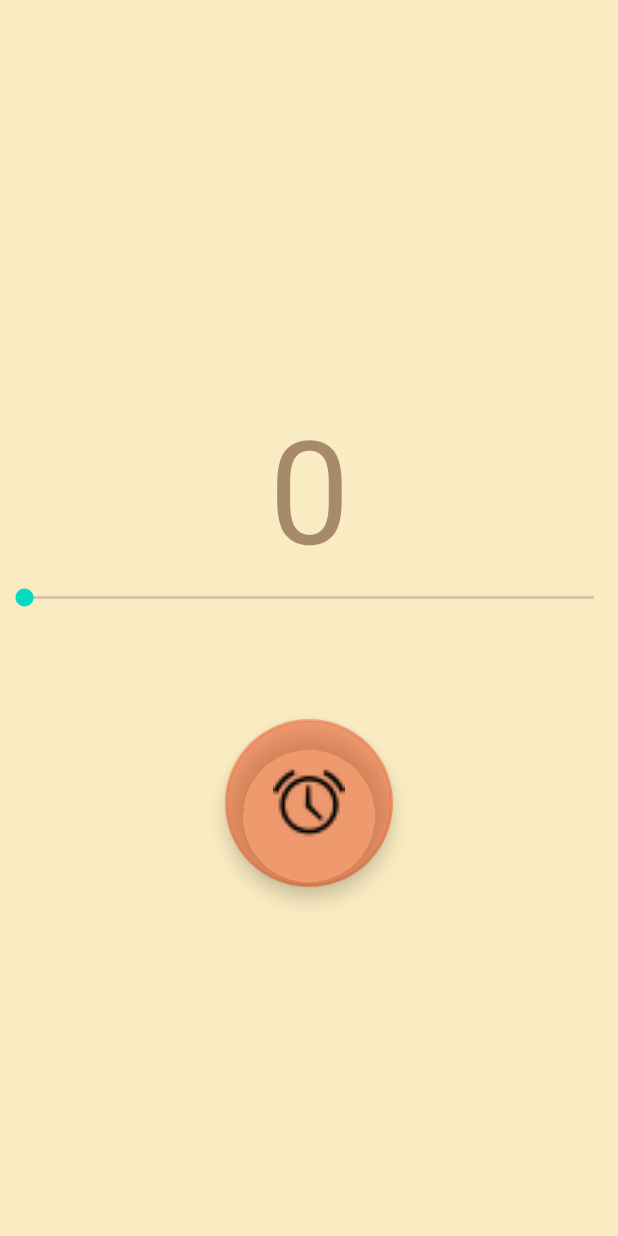
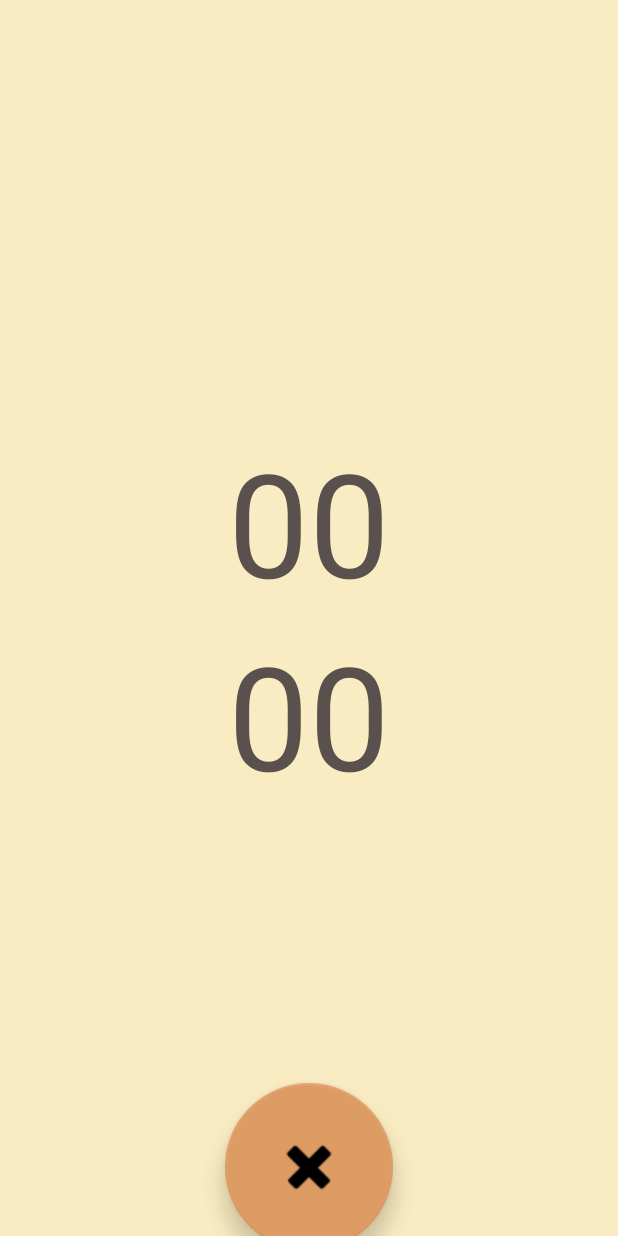
Before and after one commit to LauriNomtak/SimpleCountdown, an Android app: the layout activity_timer2.xml on its own in the app's theme, with its tools: preview values and no code run, on a phone screen of 412 x 824 dp. Run offline under Robolectric (Android 15) with nearby library versions, the phone set to English and light mode, and no system bars.

Commit message:
Testing FrameLayout

```diff
--- a/app/src/main/java/com/example/simplecountdown/MainActivity.java
+++ b/app/src/main/java/com/example/simplecountdown/MainActivity.java
@@ -42,8 +42,8 @@ public class MainActivity extends AppCompatActivity {
         clockButton.setOnClickListener(new View.OnClickListener() {
             @Override
             public void onClick(View v) {
-                Intent intent = new Intent(MainActivity.this, TimerActivity.class);
-                intent.putExtra(TimerActivity.SELECTED_MINUTES, ctMinutes.getText());
+                Intent intent = new Intent(MainActivity.this, TimerActivity2.class);
+                intent.putExtra(TimerActivity2.SELECTED_MINUTES, ctMinutes.getText());
 
                 Pair<View, String> el1 = Pair.create(clockButton, "clock_button_tran");
                 Pair<View, String> el2 = Pair.create(ctMinutes, "ct_minutes_tran");
--- a/app/src/main/res/layout/activity_main.xml
+++ b/app/src/main/res/layout/activity_timer2.xml
@@ -1,51 +1,68 @@
 <?xml version="1.0" encoding="utf-8"?>
-<LinearLayout xmlns:android="http://schemas.android.com/apk/res/android"
+<FrameLayout xmlns:android="http://schemas.android.com/apk/res/android"
     xmlns:app="http://schemas.android.com/apk/res-auto"
     xmlns:tools="http://schemas.android.com/tools"
     android:id="@+id/backgroundLayout"
     android:layout_width="match_parent"
     android:layout_height="match_parent"
     android:background="@color/background"
-    android:gravity="center"
     android:orientation="vertical"
-    tools:context=".MainActivity"
-    android:transitionName="background_layout_trans">
+    android:transitionName="background_layout_trans"
+    tools:context=".TimerActivity">
+
+
+    <FrameLayout
+        android:id="@+id/progressLayout"
+        android:layout_width="match_parent"
+        android:layout_height="wrap_content"
+        android:layout_gravity="bottom"
+        android:background="#C694FFC4">
+
+    </FrameLayout>
 
     <LinearLayout
         android:layout_width="match_parent"
         android:layout_height="wrap_content"
         android:layout_gravity="center"
-        android:orientation="horizontal">
+        android:orientation="vertical">
 
         <TextView
             android:id="@+id/ctMinutes"
             android:layout_width="match_parent"
             android:layout_height="wrap_content"
             android:gravity="center"
-            android:text="0"
+            android:text="00"
             android:textColor="@color/text"
             android:textSize="96sp"
             android:transitionName="ct_minutes_tran" />
 
+        <TextView
+            android:id="@+id/ct_seconds"
+            android:layout_width="match_parent"
+            android:layout_height="wrap_content"
+            android:gravity="center"
+            android:text="00"
+            android:textColor="@color/text"
+            android:textSize="96sp" />
+
     </LinearLayout>
-
-    <SeekBar
-        android:id="@+id/timeSlider"
-        android:layout_width="match_parent"
-        android:layout_height="wrap_content" />
 
     <com.google.android.material.floatingactionbutton.FloatingActionButton
         android:id="@+id/clockButton"
         android:layout_width="match_parent"
         android:layout_height="wrap_content"
-        android:layout_marginTop="100dp"
+        android:layout_gravity="bottom|center_horizontal"
         android:clickable="true"
+        android:contentDescription="@string/action_settings"
+        android:elevation="10dp"
         android:focusable="true"
         android:focusableInTouchMode="true"
         android:scaleX="2"
         android:scaleY="2"
-        android:src="@android:drawable/ic_lock_idle_alarm"
+        android:src="@android:drawable/ic_delete"
         android:transitionName="clock_button_tran"
-        app:backgroundTint="@color/button" />
+        app:backgroundTint="@color/button"
+        app:useCompatPadding="true" />
 
-</LinearLayout>
+
+</FrameLayout>
--- a/app/src/main/res/values/colors.xml
+++ b/app/src/main/res/values/colors.xml
@@ -9,7 +9,7 @@
     <color name="white">#FFFFFFFF</color>
 
     <color name="background">#FFFAECC2</color>
-    <color name="button">#7AFF5722</color>
-    <color name="text">#7A4E1D0E</color>
+    <color name="button">#FFEFA96C</color>
+    <color name="text">#FF5A504D</color>
     <color name="rectangle">#FF018786</color>
 </resources>
```
Also changed, not shown: app/src/main/AndroidManifest.xml (+9 -2 lines), app/src/main/java/com/example/simplecountdown/TimerActivity2.java (added, +109 -0 lines).
